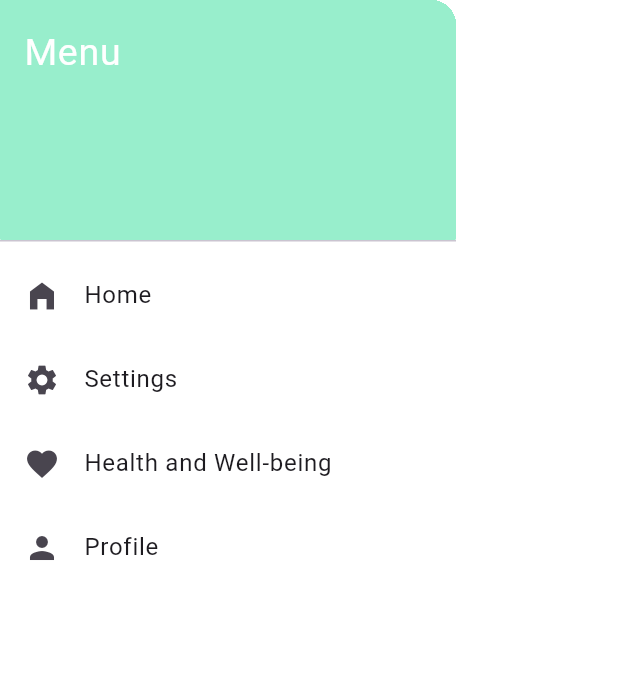
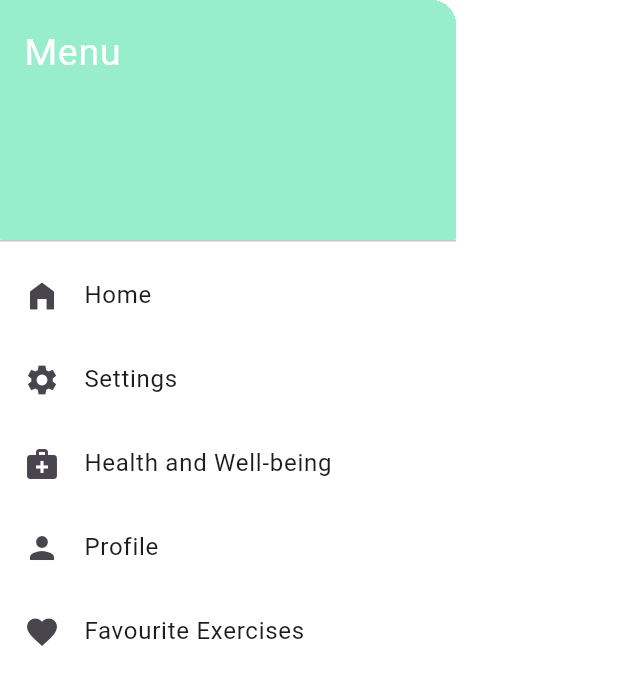
Before and after one commit to mcdgwk/gyrnal, a Flutter app: the DrawerMenu widget shown alone on an empty page, opened directly, on a phone screen of 412 x 824 dp. Shown: the top 685 px of the screen. Run offline on Flutter 3.47's test engine with Material 3 defaults, Android fonts, the phone set to English and light mode, and no system bars; our stand-ins replace carousel_slider, settings_ui.

Commit message:
updates to side menu drawer

```diff
--- a/lib/widgets/drawer_side_menu.dart
+++ b/lib/widgets/drawer_side_menu.dart
@@ -1,11 +1,11 @@
 // ignore_for_file: prefer_const_constructors
 
 import 'package:flutter/material.dart';
+import 'package:gyrnal_workout_app/screens/favourite_workouts.dart';
 import 'package:gyrnal_workout_app/screens/health.dart';
 import 'package:gyrnal_workout_app/screens/home.dart';
 import 'package:gyrnal_workout_app/screens/settings.dart';
 import 'package:gyrnal_workout_app/screens/profile.dart';
-import 'package:gyrnal_workout_app/screens/workouts.dart';
 
 // Side menu drawer to be reused in multiple screens
 class DrawerMenu extends StatefulWidget {
@@ -39,9 +39,6 @@ class _DrawerMenuState extends State<DrawerMenu> {
                 bottomRight: Radius.circular(1.0),
               ),
               color: theme.primaryColor,
-              // image: DecorationImage(
-              // fit: BoxFit.fill, image: AssetImage('assets/images/TODO - INSERT IMAGE),
-              // ),
             ),
           ),
 
@@ -70,7 +67,7 @@ class _DrawerMenuState extends State<DrawerMenu> {
           // navigates to Workout screen
           ListTile(
             // Workout icon
-            leading: Icon(Icons.favorite),
+            leading: Icon(Icons.medical_services),
             title: Text('Health and Well-being'),
             // when dumbbell icon tapped navigate to the Health and Well-being screen
             onTap: () => {
@@ -88,12 +85,20 @@ class _DrawerMenuState extends State<DrawerMenu> {
               Navigator.pushReplacement(context, MaterialPageRoute(builder: (context) => ProfileScreen()))
             },
           ),
+
+          ListTile(
+            // Profile icon
+            leading: Icon(Icons.favorite),
+            title: Text('Favourite Exercises'),
+            // when favourite icon tapped navigate to the favourite exercises Screen
+            onTap: () => {
+              Navigator.pushReplacement(context, MaterialPageRoute(builder: (context) => FavoriteExercisesScreen()))
+            },
+          ),
         ],
       ),
     );
   }
 }
 
-// Todo - add more list items if there are more screens
-
 // reference - https://www.youtube.com/watch?v=w81m2dVW0f0
```
